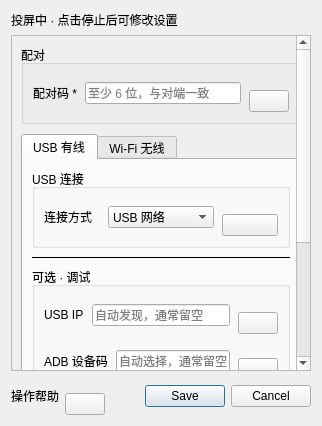
Old version of the form Fukaros/settings.ui in the repository HuTaoUnknow/Fukaros-Furina.
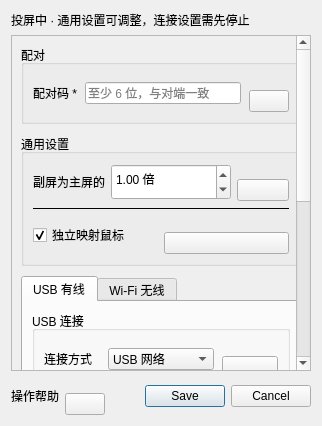
New version of the form. Custom widgets are drawn as their Qt base class.

Commit message: Release 0.4.18 with independent cursor and synchronized fullscreen state

```diff
--- a/Fukaros/settings.ui
+++ b/Fukaros/settings.ui
@@ -9,7 +9,7 @@
    <item>
     <widget class="QLabel" name="sessionSettingsHint">
      <property name="text">
-      <string>投屏中 · 点击停止后可修改设置</string>
+      <string>投屏中 · 通用设置可调整，连接设置需先停止</string>
      </property>
      <property name="wordWrap">
       <bool>true</bool>
@@ -116,6 +116,47 @@
          </layout>
         </widget>
        </item>
+       <item>
+        <widget class="QGroupBox" name="pointerGroup">
+         <property name="title"><string>通用设置</string></property>
+         <layout class="QVBoxLayout" name="generalLayout">
+ <item><layout class="QHBoxLayout" name="pointerLayout">
+          <item><widget class="QLabel" name="pointerLabel"><property name="text"><string>副屏为主屏的</string></property></widget></item>
+          <item><widget class="QDoubleSpinBox" name="pointerMultiplier">
+           <property name="minimum"><double>0.250000000000000</double></property>
+           <property name="maximum"><double>4.000000000000000</double></property>
+           <property name="singleStep"><double>0.100000000000000</double></property>
+           <property name="value"><double>1.000000000000000</double></property>
+           <property name="suffix"><string> 倍</string></property>
+           <property name="minimumSize"><size><width>120</width><height>36</height></size></property>
+           <property name="keyboardTracking"><bool>false</bool></property>
+          </widget></item>
+          <item><layout class="QVBoxLayout" name="pointerHelpLayout">
+           <property name="spacing"><number>0</number></property>
+           <item><spacer name="pointerHelpSpring"><property name="orientation"><enum>Qt::Vertical</enum></property><property name="sizeHint" stdset="0"><size><width>0</width><height>16</height></size></property></spacer></item>
+           <item><widget class="StepHelpButton" name="pointerHelp">
+            <property name="helpTitle" stdset="0"><string>分屏鼠标速率</string></property>
+            <property name="steps" stdset="0"><string>1. 主屏沿用当前系统鼠标速率。
+2. 副屏按此倍率调整：1 倍相同，2 倍更快，0.5 倍更慢。
+3. 修改立即保存，连接后双端同步，投屏时也可调整。
+4. 仅作用于电脑鼠标在扩展屏内的移动；停止扩展后恢复。</string></property>
+           </widget></item>
+          </layout></item>
+         </layout></item>
+         <item><widget class="QFrame" name="cursorSeparator"><property name="frameShape"><enum>QFrame::HLine</enum></property></widget></item>
+         <item><layout class="QHBoxLayout" name="cursorMappingRow">
+          <item><widget class="QCheckBox" name="independentCursor"><property name="text"><string>独立映射鼠标</string></property><property name="checked"><bool>true</bool></property></widget></item>
+          <item><layout class="QVBoxLayout" name="cursorMappingHelpLayout"><property name="spacing"><number>0</number></property>
+           <item><spacer name="cursorMappingHelpSpring"><property name="orientation"><enum>Qt::Vertical</enum></property><property name="sizeHint" stdset="0"><size><width>0</width><height>16</height></size></property></spacer></item>
+           <item><widget class="StepHelpButton" name="cursorMappingHelp"><property name="helpTitle" stdset="0"><string>独立映射鼠标</string></property><property name="steps" stdset="0"><string>1. 勾选后，电脑鼠标的位置和图案通过独立连接发送，移动端直接绘制，减少等待视频的延迟。
+2. 取消勾选后，鼠标与屏幕一起编码传输。
+3. 双端同步并立即保存，投屏期间可切换。独立连接不可用时自动沿用合成方式。
+4. 适用于电脑向移动端投屏。反色图案在独立模式中以黑白轮廓显示。</string></property></widget></item>
+          </layout></item>
+         </layout></item>
+         </layout>
+        </widget>
+       </item>
        <item>
         <widget class="QTabWidget" name="transport">
          <widget class="QWidget" name="usbPage">
```
The commit also changes 84 other files.
